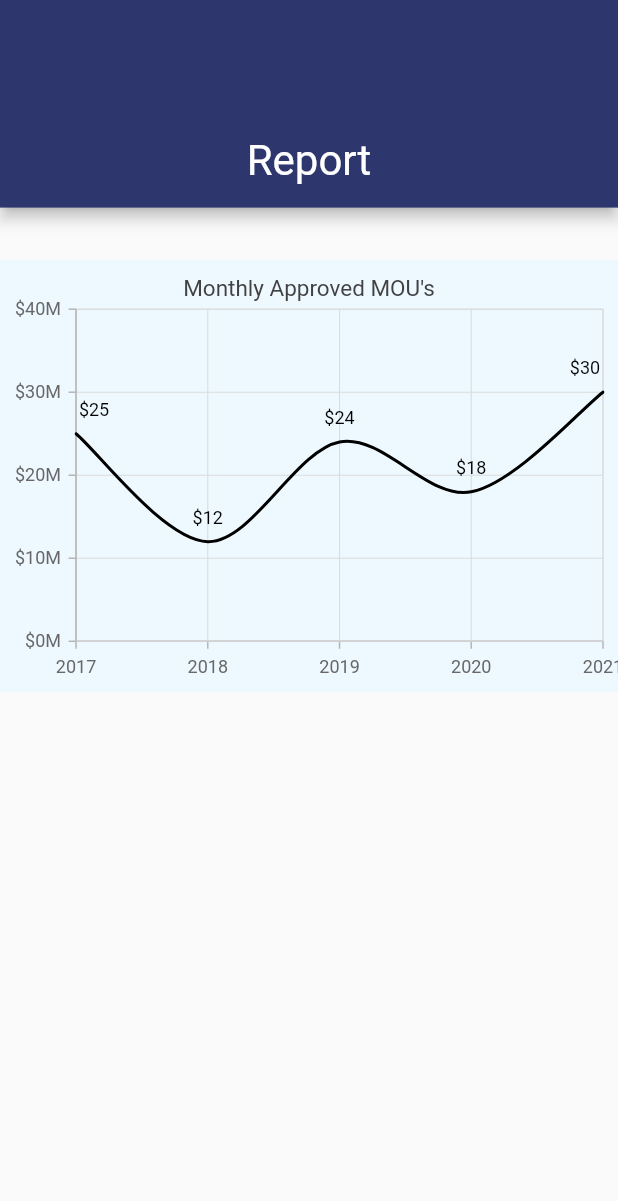
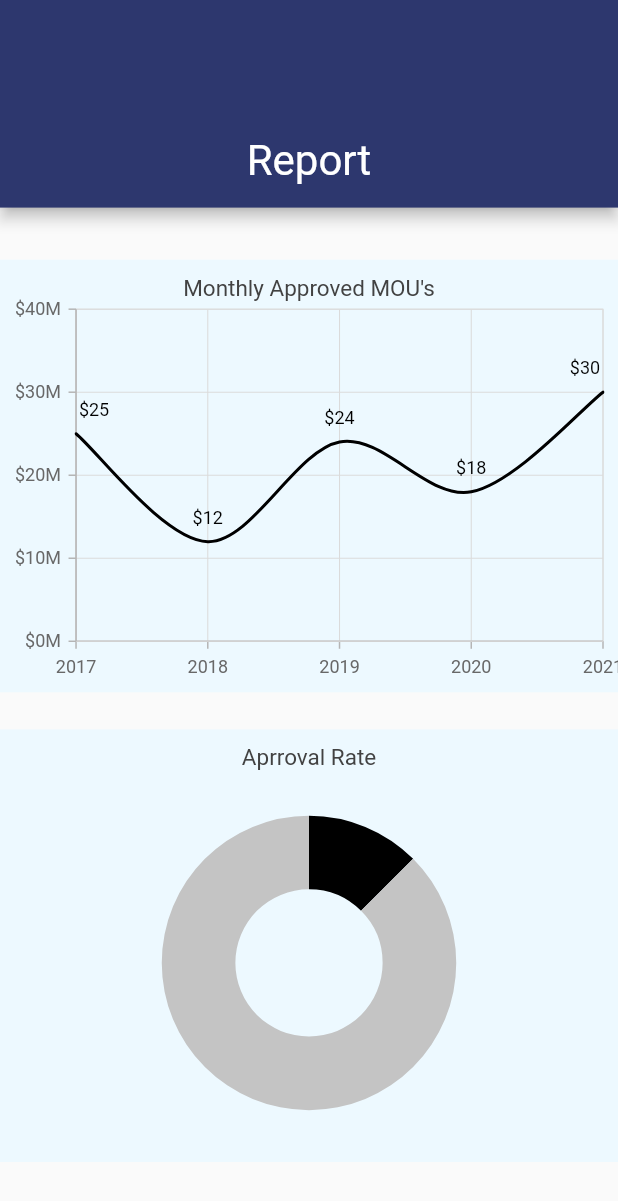
Before and after one commit to Innovation-Hub-MIT-WPU/MoU-Tracker, a Flutter app: the screen it shows after launch, on a phone screen of 412 x 824 dp. Shown: the top 1201 px of the screen. Run offline on Flutter 3.47's test engine with Material 2 defaults, Android fonts, the phone set to English and light mode, and no system bars; our stand-ins replace firebase_core, fl_chart, fluttertoast, image_picker, string_validator, syncfusion_flutter_charts; accounts and stored records are empty; Roboto replaces fonts that are missing (RumRaisin).

Commit message:
stats_page_added

```diff
--- a/lib/screens/main_tabs/stats_page.dart
+++ b/lib/screens/main_tabs/stats_page.dart
@@ -1,6 +1,7 @@
 // ignore_for_file: sort_child_properties_last, prefer_const_constructors, prefer_const_literals_to_create_immutables
 
 import 'package:MouTracker/common_utils/utils.dart';
+import 'package:fl_chart/fl_chart.dart';
 import 'package:flutter/material.dart';
 import 'package:syncfusion_flutter_charts/charts.dart';
 import 'package:syncfusion_flutter_charts/sparkcharts.dart';
@@ -23,6 +24,11 @@ class StatsPageState extends State<StatsPage> {
     _tooltipBehavior = TooltipBehavior(enable: true);
     super.initState();
   }
+
+  final List<ChartData> chartData = [
+    ChartData('David', 12.5, Colors.black),
+    ChartData('Steve', 100 - 12.5, hexStringToColor("C4C4C4")),
+  ];
 
   List<SalesData> getChartData() {
     final List<SalesData> chartData = [
@@ -53,6 +59,15 @@ class StatsPageState extends State<StatsPage> {
                 width: MediaQuery.of(context).size.width,
                 child: lineChart(),
               ),
+            ),
+            Padding(
+              padding: EdgeInsets.only(
+                  top: MediaQuery.of(context).size.height * 0.03),
+              child: Container(
+                height: MediaQuery.of(context).size.height * 0.35,
+                width: MediaQuery.of(context).size.width,
+                child: approvalRate(),
+              ),
             )
           ],
         ),
@@ -78,6 +93,20 @@ class StatsPageState extends State<StatsPage> {
           preferredSize:
               Size.fromHeight(MediaQuery.of(context).size.height * 0.1)),
       centerTitle: true,
+    );
+  }
+
+  Widget approvalRate() {
+    return SfCircularChart(
+      backgroundColor: hexStringToColor("EDF9FF"),
+      title: ChartTitle(text: "Aprroval Rate"),
+      series: <CircularSeries>[
+        DoughnutSeries<ChartData, String>(
+            dataSource: chartData,
+            pointColorMapper: (ChartData data, _) => data.color,
+            xValueMapper: (ChartData data, _) => data.x,
+            yValueMapper: (ChartData data, _) => data.y)
+      ],
     );
   }
 
@@ -111,3 +140,10 @@ class SalesData {
   final double year;
   final double sales;
 }
+
+class ChartData {
+  ChartData(this.x, this.y, this.color);
+  final String x;
+  final double y;
+  final Color color;
+}
```
Also changed, not shown: 1 other file.
